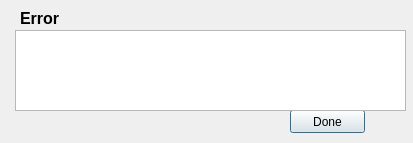
This is Graffik/gui/core/Dialogs/errordialog.ui in DynamicPerception/Graffik_Legacy as Qt 5 draws it before an edit. The edited form follows.
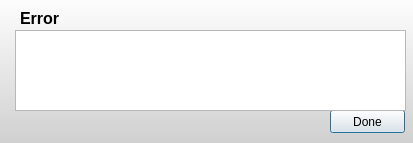
This is the edited form.

The edit to the form file:
```diff
--- a/Graffik/gui/core/Dialogs/errordialog.ui
+++ b/Graffik/gui/core/Dialogs/errordialog.ui
@@ -19,6 +19,11 @@
   <property name="windowTitle">
    <string>Error</string>
   </property>
+  <property name="styleSheet">
+   <string notr="true">#ErrorDialog {
+background-color: qlineargradient(spread:pad, x1:0, y1:0, x2:0, y2:1, stop:0 rgba(253, 253, 253, 255), stop:1 rgba(208, 208, 208, 255));
+}</string>
+  </property>
   <widget class="QLabel" name="headingLabel">
    <property name="geometry">
     <rect>
@@ -43,7 +48,7 @@
   <widget class="QPushButton" name="pushButton">
    <property name="geometry">
     <rect>
-     <x>290</x>
+     <x>330</x>
      <y>110</y>
      <width>75</width>
      <height>23</height>
```
